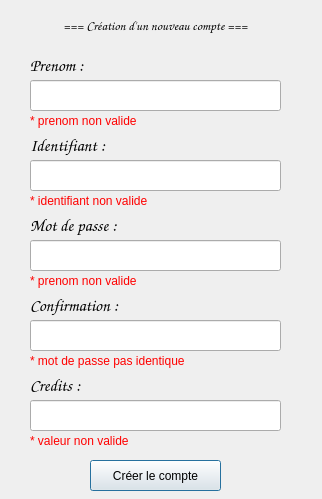
The window that INTERFACEGRAPHIQUE/UI/NewUserPage.ui (SCP-8530/Magasin-Cartage) describes before a commit, drawn with Qt 5.
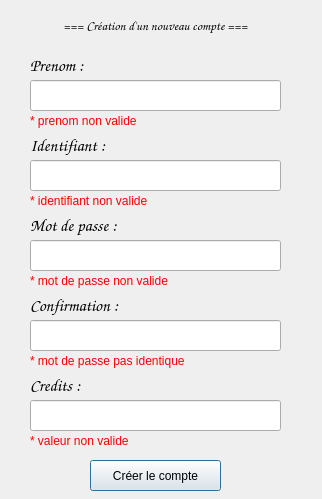
The same window after the commit.

What changed in the file:
```diff
--- a/INTERFACEGRAPHIQUE/UI/NewUserPage.ui
+++ b/INTERFACEGRAPHIQUE/UI/NewUserPage.ui
@@ -249,7 +249,7 @@
     <string notr="true">color: rgb(255, 0, 0);</string>
    </property>
    <property name="text">
-    <string>* prenom non valide</string>
+    <string>* mot de passe non valide</string>
    </property>
   </widget>
   <widget class="QLabel" name="labelErreur4">
```
